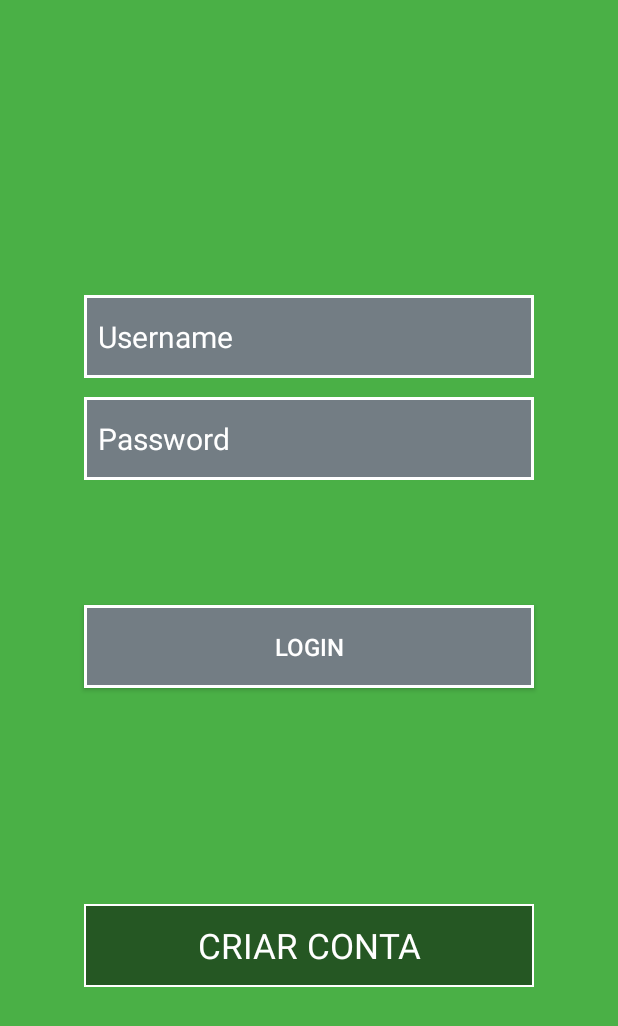
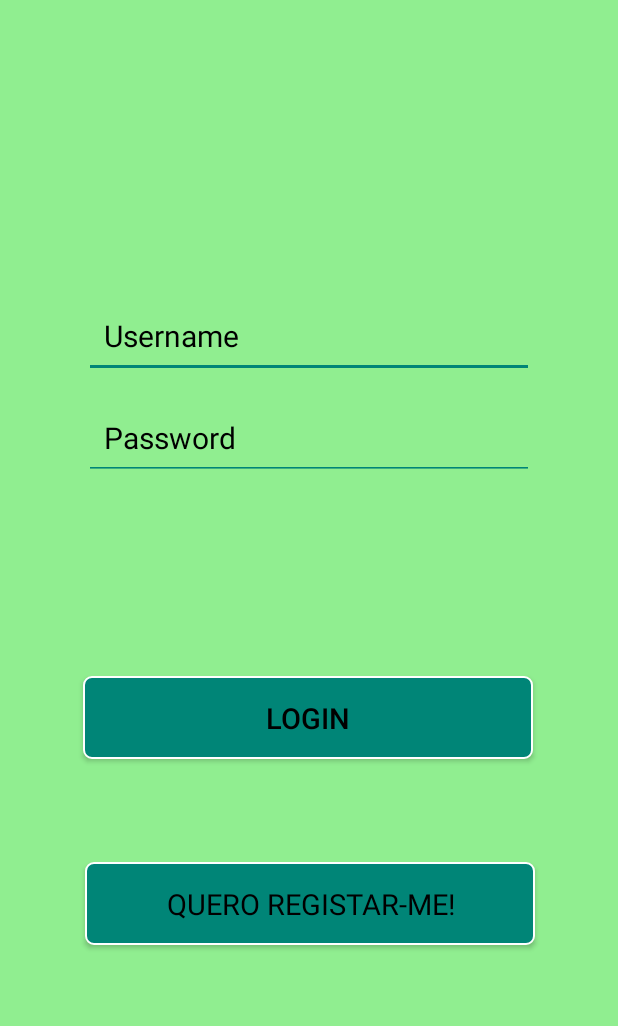
Before and after one commit to Badajaz/ActivityGO, an Android app: the screen it shows after launch (LoginScreen), on a phone screen of 412 x 824 dp. Shown: the top 1026 px of the screen. Run offline under Robolectric (Android 15) with nearby library versions, the phone set to English and light mode, and no system bars.

Commit message:
Ecrã inicial - background final
Todos os verdes que encontro de background são horríveis.
Ficam lá algumas opções.

```diff
--- a/androidProjects - copia/app/src/main/res/drawable/button_border.xml
+++ b/androidProjects - copia/app/src/main/res/drawable/button_border.xml
@@ -1,8 +1,16 @@
 <?xml version="1.0" encoding="utf-8"?>
 <shape xmlns:android="http://schemas.android.com/apk/res/android"
-    android:shape="rectangle" >
-    <solid android:color="#80000000" />
+    android:shape="rectangle">
+    <solid android:color="#008577" />
     <stroke
         android:width="1dp"
         android:color="#ffffff" />
+
+    <padding
+        android:left="1dp"
+        android:right="1dp"
+        android:bottom="1dp"
+        android:top="1dp" />
+
+    <corners android:radius="5dp" />
 </shape>
--- a/androidProjects - copia/app/src/main/res/drawable/edit_text_shape.xml
+++ b/androidProjects - copia/app/src/main/res/drawable/edit_text_shape.xml
@@ -1,7 +1,16 @@
 <?xml version="1.0" encoding="utf-8"?>
-<shape
-    xmlns:android="http://schemas.android.com/apk/res/android"
-    android:shape= "rectangle"  >
-    <solid android:color="#737d84"/>
-    <stroke android:width="2dp"  android:color="#ffffff"/>
+<shape xmlns:android="http://schemas.android.com/apk/res/android"
+    android:shape="rectangle">
+    <solid android:color="#008577" />
+    <stroke
+        android:width="1dp"
+        android:color="#ffffff" />
+
+    <padding
+        android:left="1dp"
+        android:right="1dp"
+        android:bottom="1dp"
+        android:top="1dp" />
+
+    <corners android:radius="5dp" />
 </shape>
--- a/androidProjects - copia/app/src/main/res/layout/activity_login_screen.xml
+++ b/androidProjects - copia/app/src/main/res/layout/activity_login_screen.xml
@@ -4,13 +4,22 @@
     xmlns:tools="http://schemas.android.com/tools"
     android:layout_width="match_parent"
     android:layout_height="match_parent"
-    android:background="#4ab046"
+    android:background="#90EE90"
     tools:context=".LoginScreen">
+
+    <!--
+    springgreen	#00FF7F
+    mediumspringgreen	#00FA9A
+    lightgreen	#90EE90 (atual)
+    palegreen	#98FB98
+    mediumseagreen	#3CB371
+    lightseagreen	#20B2AA
+    -->
 
     <TextView
         android:id="@+id/textView"
         android:layout_width="match_parent"
-        android:layout_height="150dp"/>
+        android:layout_height="150dp" />
 
     <EditText
         android:id="@+id/usernameText"
@@ -22,7 +31,7 @@
         android:layout_marginEnd="8dp"
         android:layout_marginRight="8dp"
         android:layout_marginBottom="8dp"
-        android:background="@drawable/edit_text_shape"
+        android:backgroundTint="#008577"
         android:ems="10"
         android:hint="  Username"
         android:inputType="text|textPersonName"
@@ -45,7 +54,7 @@
         android:layout_marginEnd="8dp"
         android:layout_marginRight="8dp"
         android:layout_marginBottom="8dp"
-        android:background="@drawable/edit_text_shape"
+        android:backgroundTint="#008577"
         android:ems="10"
         android:hint="  Password"
         android:inputType="textPassword|textWebPassword|numberPassword"
@@ -68,13 +77,14 @@
         android:background="@drawable/edit_text_shape"
         android:onClick="fazerLogin"
         android:text="LOGIN"
-        android:textColor="#ffffff"
-        android:textSize="16sp"
+        android:textColor="#000000"
+        android:textSize="19sp"
         app:layout_constraintBottom_toBottomOf="parent"
         app:layout_constraintEnd_toEndOf="parent"
+        app:layout_constraintHorizontal_bias="0.494"
         app:layout_constraintStart_toStartOf="parent"
         app:layout_constraintTop_toBottomOf="@+id/passwordText"
-        app:layout_constraintVertical_bias="0.13" />
+        app:layout_constraintVertical_bias="0.245" />
 
     <Button
         android:id="@+id/criarContaButton"
@@ -87,13 +97,14 @@
         android:background="@drawable/button_border"
         android:fontFamily="sans-serif"
         android:onClick="criarConta"
-        android:text="Criar Conta"
-        android:textColor="#ffffff"
-        android:textSize="23sp"
+        android:text="@string/QueroRegistar"
+        android:textColor="#000000"
+        android:textSize="19sp"
         android:typeface="sans"
         app:layout_constraintBottom_toBottomOf="parent"
         app:layout_constraintEnd_toEndOf="parent"
+        app:layout_constraintHorizontal_bias="0.505"
         app:layout_constraintStart_toStartOf="parent"
         app:layout_constraintTop_toBottomOf="@+id/buttonLogin"
-        app:layout_constraintVertical_bias="0.398" />
+        app:layout_constraintVertical_bias="0.132" />
 </android.support.constraint.ConstraintLayout>
--- a/androidProjects - copia/app/src/main/res/values/colors.xml
+++ b/androidProjects - copia/app/src/main/res/values/colors.xml
@@ -7,5 +7,6 @@
     <color name="whiteLetters">#ffffff</color>
     <color name="otherBackgroundTableRow">#298178</color>
     <color name="hintWhiteColor">#ffffff</color>
+    <color name="hintBlackColor">#000000</color>
 
 </resources>
--- a/androidProjects - copia/app/src/main/res/values/strings.xml
+++ b/androidProjects - copia/app/src/main/res/values/strings.xml
@@ -20,6 +20,8 @@
     <string name="Duracao">Duração</string>
     <string name="Distancia">Distância</string>
 
+    <string name="QueroRegistar">Quero Registar-me!</string>
+
     <!-- TODO: Remove or change this placeholder text -->
     <string name="hello_blank_fragment">Hello blank fragment</string>
 </resources>
--- a/androidProjects - copia/app/src/main/res/values/styles.xml
+++ b/androidProjects - copia/app/src/main/res/values/styles.xml
@@ -5,7 +5,7 @@
         <item name="colorPrimary">@color/colorPrimary</item>
         <item name="colorPrimaryDark">@color/colorPrimaryDark</item>
         <item name="colorAccent">@color/colorAccent</item>
-        <item name="android:textColorHint">@color/hintWhiteColor</item>
+        <item name="android:textColorHint">@color/hintBlackColor</item>
     </style>
 
 </resources>
```
